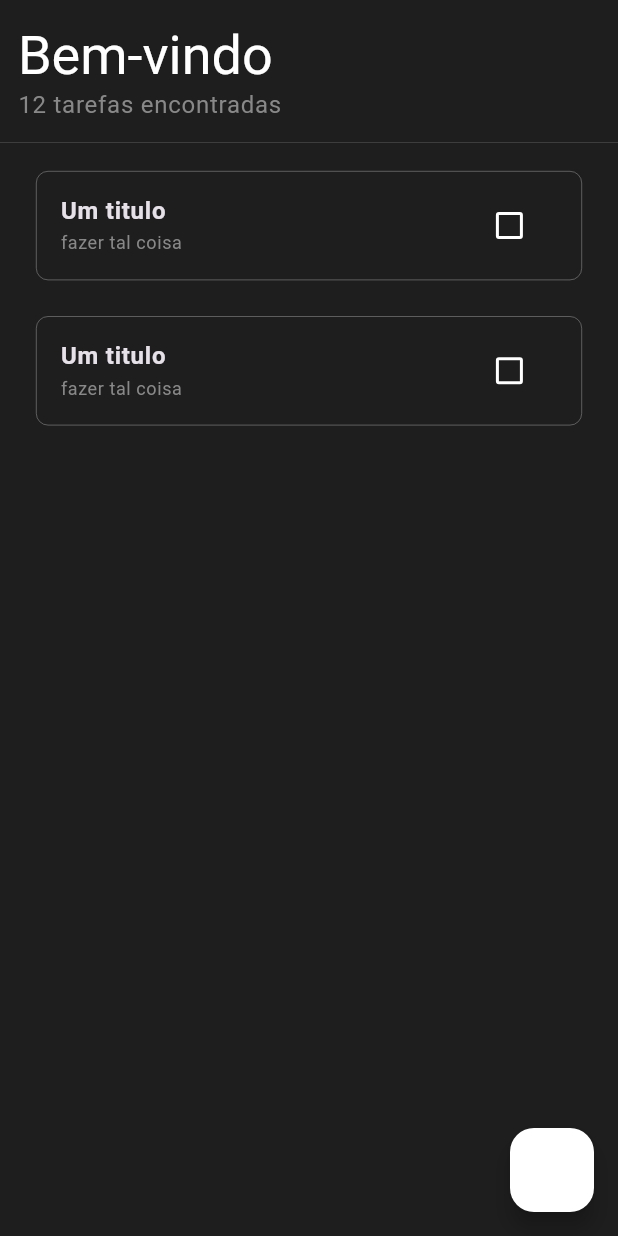
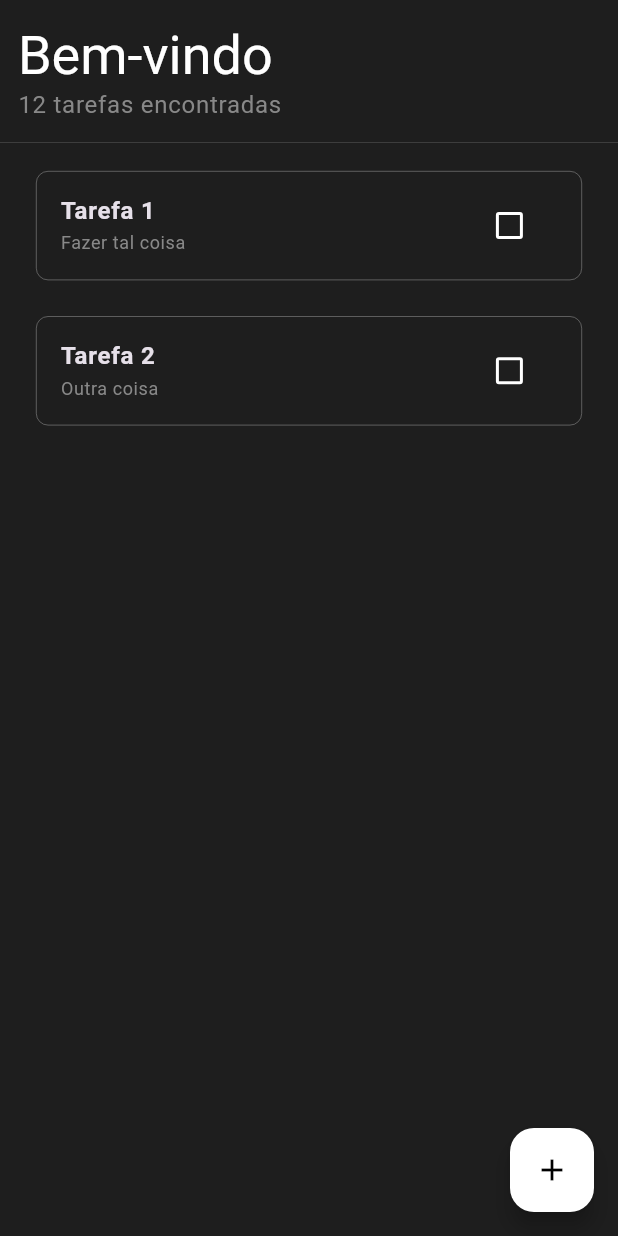
Before and after one commit to savioluis/cumpri, a Flutter app: the screen it shows after launch, on a phone screen of 412 x 824 dp. Run offline on Flutter 3.47's test engine with Material 3 defaults, Android fonts, the phone set to English and light mode, and no system bars; our stand-ins replace flutter_mobx, mobx; generated files the repository leaves out were written again.

Commit message:
feat: add task_store to initial handle the task state

```diff
--- /dev/null
+++ b/lib/data/models/task_model.dart
@@ -0,0 +1,19 @@
+class TaskModel {
+  final String title;
+  final String? description;
+  final bool isDone;
+
+  TaskModel({
+    required this.title,
+    this.description,
+    this.isDone = false,
+  });
+
+  TaskModel copyWith({String? title, String? description, bool? isDone}) {
+    return TaskModel(
+      title: title ?? this.title,
+      description: description ?? this.description,
+      isDone: isDone ?? this.isDone,
+    );
+  }
+}
--- a/lib/views/home/home_view.dart
+++ b/lib/views/home/home_view.dart
@@ -1,30 +1,45 @@
+import 'package:cumpri/data/models/task_model.dart';
+import 'package:cumpri/stores/task_store.dart';
 import 'package:cumpri/views/home/widgets/home_app_bar.dart';
 import 'package:cumpri/views/home/widgets/task_widget.dart';
 import 'package:flutter/material.dart';
+import 'package:flutter_mobx/flutter_mobx.dart';
 
 class HomeView extends StatelessWidget {
-  const HomeView({super.key});
+  HomeView({super.key});
+
+  final TaskStore taskStore = TaskStore()
+    ..addTask(TaskModel(title: 'Tarefa 1', description: 'Fazer tal coisa'))
+    ..addTask(TaskModel(title: 'Tarefa 2', description: 'Outra coisa'));
 
   @override
   Widget build(BuildContext context) {
     return Scaffold(
       appBar: HomeAppBar(),
-      body: ListView.separated(
-        padding: EdgeInsets.symmetric(horizontal: 24, vertical: 18),
-        itemBuilder: (context, index) {
-          return TaskWidget(
-            title: 'Um titulo',
-            description: 'fazer tal coisa',
-            isDone: false,
-            onCheckPressed: () {},
-            onTaskPressed: () {},
+      body: Observer(
+        builder: (_) {
+          return ListView.separated(
+            padding: const EdgeInsets.symmetric(horizontal: 24, vertical: 18),
+            itemCount: taskStore.tasks.length,
+            separatorBuilder: (_, _) => const SizedBox(height: 24),
+            itemBuilder: (context, index) {
+              final task = taskStore.tasks[index];
+              return TaskWidget(
+                title: task.title,
+                description: task.description,
+                isDone: task.isDone,
+                onCheckPressed: () => taskStore.toggleTaskDone(task),
+                onTaskPressed: () {},
+              );
+            },
           );
         },
-        separatorBuilder: (context, index) => SizedBox(height: 24),
-        itemCount: 2,
       ),
       floatingActionButton: FloatingActionButton(
-        onPressed: () {},
+        onPressed: () {
+          taskStore.addTask(TaskModel(title: 'Nova Tarefa'));
+        },
+        child: const Icon(Icons.add),
       ),
     );
   }
--- a/pubspec.yaml
+++ b/pubspec.yaml
@@ -12,13 +12,13 @@ dependencies:
     sdk: flutter
   flutter_mobx: ^2.3.0
   mobx: ^2.5.0
+  mobx_codegen: ^2.7.2
 
 dev_dependencies:
   flutter_test:
     sdk: flutter
   flutter_lints: ^5.0.0
   build_runner: ^2.7.0
-  mobx_codegen: ^2.7.2
 
 flutter:
   uses-material-design: true
```
Also changed, not shown: lib/stores/task_store.dart (added, +24 -0 lines), lib/stores/task_store.g.dart (added).
